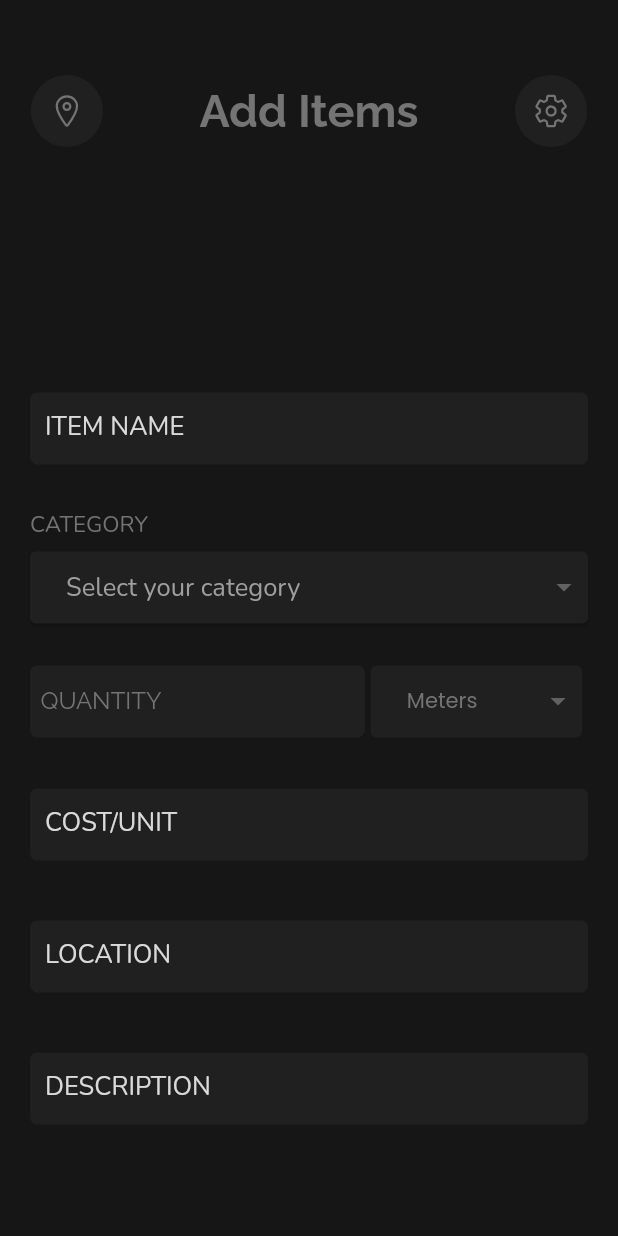
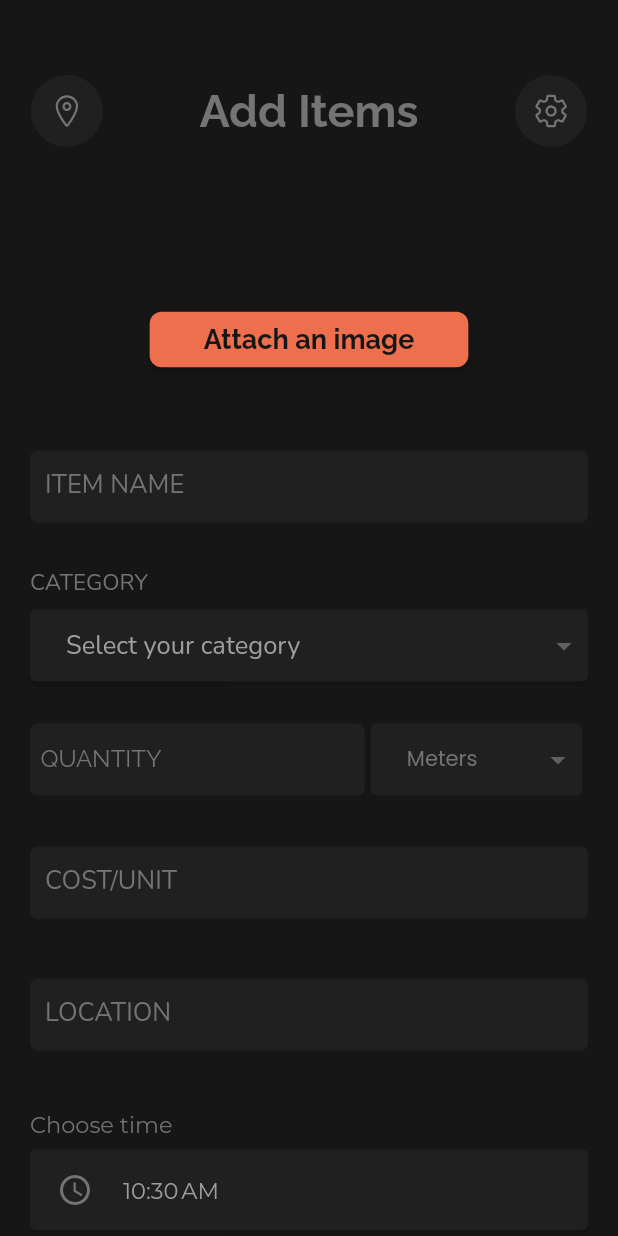
Before and after one commit to cyberwizard1001/shopblocks_flutter, a Flutter app: the AddItems screen opened directly, on a phone screen of 412 x 824 dp. Run offline on Flutter 3.47's test engine with Material 2 defaults, Android fonts, the phone set to English and light mode, and no system bars; our stand-ins replace firebase_core, flutter_svg, font_awesome_flutter, google_fonts, ionicons; missing offline and left inert: flutter_rounded_date_picker, flutter_web3; accounts and stored records are empty; network calls fail; project files that could hold a hidden picture were left out.

Commit message:
Completed add_item.dart

```diff
--- a/lib/screens/add_item.dart
+++ b/lib/screens/add_item.dart
@@ -4,6 +4,7 @@ import 'package:shopblocks_flutter/utils/custom_sliver_widget.dart';
 import 'package:shopblocks_flutter/widgets/dropdown_widget.dart';
 import 'package:shopblocks_flutter/widgets/textbox_widget.dart';
 import 'package:shopblocks_flutter/widgets/textboxwithdropdown_widget.dart';
+import 'package:shopblocks_flutter/widgets/time_picker.dart';
 import 'package:shopblocks_flutter/widgets/top_bar.dart';
 import 'package:shopblocks_flutter/utils/colors.dart' as colors;
 import 'package:shopblocks_flutter/utils/text_styles.dart' as texts;
@@ -28,12 +29,12 @@ class _AddItemsState extends State<AddItems> {
             child: Container(),
           ),
           Expanded(
-              flex: 9,
+              flex: 11,
               child: Column(
                 children: [
-                  TextButton(
+                  ElevatedButton(
                       onPressed: () {},
-                      style: TextButton.styleFrom(
+                      style: ElevatedButton.styleFrom(
                           primary: colors.primaryColor,
                           shape: RoundedRectangleBorder(
                               side: BorderSide.none,
@@ -48,7 +49,7 @@ class _AddItemsState extends State<AddItems> {
                       )),
                   const Padding(
                     padding:
-                        EdgeInsets.symmetric(horizontal: 20.0, vertical: 20.0),
+                        EdgeInsets.only(top: 50.0, left: 20.0,right: 20.0,bottom: 20.0),
                     child: TextBoxField(
                       hint: 'Enter item name here',
                       light: false,
@@ -68,8 +69,19 @@ class _AddItemsState extends State<AddItems> {
                     ], title: 'CATEGORY', hint: 'Select your category'),
                   ),
                   Padding(
-                    padding: const EdgeInsets.symmetric(horizontal: 10.0, vertical: 10.0),
-                    child: IncomeWithTypeTextField(listOfOptions: const ['Number','Grams','Kilograms','Litres','Meters'], hintText: 'Enter quantity', text: 'QUANTITY',),
+                    padding: const EdgeInsets.symmetric(
+                        horizontal: 10.0, vertical: 10.0),
+                    child: IncomeWithTypeTextField(
+                      listOfOptions: const [
+                        'Number',
+                        'Grams',
+                        'Kilograms',
+                        'Litres',
+                        'Meters'
+                      ],
+                      hintText: 'Enter quantity',
+                      text: 'QUANTITY',
+                    ),
                   ),
                   const Padding(
                     padding:
@@ -91,6 +103,12 @@ class _AddItemsState extends State<AddItems> {
                       padding: EdgeInsets.zero,
                     ),
                   ),
+                  Padding(
+                      padding: const EdgeInsets.symmetric(
+                          horizontal: 20.0, vertical: 20.0),
+                      child: TimePickerWidget(
+                        context: context,
+                      )),
                   const Padding(
                     padding:
                         EdgeInsets.symmetric(horizontal: 20.0, vertical: 20.0),
@@ -100,6 +118,20 @@ class _AddItemsState extends State<AddItems> {
                       title: 'DESCRIPTION',
                       padding: EdgeInsets.zero,
                     ),
+                  ),
+                  Padding(
+                    padding: const EdgeInsets.only(top: 100,bottom: 50),
+                    child: ElevatedButton(
+                      onPressed: () {},
+                      style: ElevatedButton.styleFrom(primary: colors.primaryColor),
+                      child: Padding(
+                        padding: const EdgeInsets.symmetric(horizontal: 20.0,vertical: 8.0),
+                        child: Text(
+                          'Add item to cart',
+                          style: texts.button,
+                        ),
+                      ),
+                    ),
                   )
                 ],
               ))
--- a/lib/widgets/textbox_widget.dart
+++ b/lib/widgets/textbox_widget.dart
@@ -50,14 +50,14 @@ class TextBoxField extends StatelessWidget {
                     style: GoogleFonts.nunito(
                         color: light
                             ? colors.lightTextBoxTextColor
-                            : colors.textBoxTextColor,
+                            : colors.primaryTextColor,
                         fontSize: 17)),
                 filled: true,
                 hintText: hint,
                 hintStyle: GoogleFonts.nunito(
                     color: light
                         ? colors.lightTextBoxTextColor
-                        : const Color(0xff8C8888)),
+                        : colors.primaryTextColor),
                 focusedBorder: OutlineInputBorder(
                     borderSide: BorderSide.none,
                     borderRadius: BorderRadius.circular(5)),
--- a/lib/widgets/time_picker.dart
+++ b/lib/widgets/time_picker.dart
@@ -10,7 +10,7 @@ class TimePickerWidget extends FormField<TimeOfDay> {
       FormFieldValidator<TimeOfDay>? validator,
       TimeOfDay? initialValue,
       required context,
-      hint = 'Please choose event time',
+      hint = 'Please choose time',
       title,
       AutovalidateMode autoValidateMode = AutovalidateMode.disabled})
       : super(
@@ -18,7 +18,7 @@ class TimePickerWidget extends FormField<TimeOfDay> {
             onSaved: onSaved,
             validator: validator ??
                 (data) {
-                  if (data == null) return "Please choose event time";
+                  if (data == null) return "Please choose time";
                   return null;
                 },
             initialValue: initialValue ?? TimeOfDay.now(),
@@ -43,7 +43,7 @@ class TimePickerWidget extends FormField<TimeOfDay> {
                             fontSize: 15, color: colors.primaryTextColor)),
                   ),
                   Card(
-                    color: colors.textBoxColor,
+                    color: colors.accentColor,
                     margin: const EdgeInsets.only(bottom: 4),
                     child: InkWell(
                       onTap: () async {
@@ -55,12 +55,12 @@ class TimePickerWidget extends FormField<TimeOfDay> {
                               data: Theme.of(context).copyWith(
                                 // This uses the _timePickerTheme defined above
                                 timePickerTheme: TimePickerThemeData(
-                                  backgroundColor: colors.cardColor,
-                                  hourMinuteColor: colors.textBoxColor,
+                                  backgroundColor: colors.scaffoldColor,
+                                  hourMinuteColor: colors.accentColor,
                                   hourMinuteTextColor: colors.primaryTextColor,
                                   dayPeriodTextColor: colors.primaryTextColor,
                                   dialTextColor: colors.primaryTextColor,
-                                  dialHandColor: colors.scaffoldColor,
+                                  dialHandColor: colors.primaryColor,
                                   entryModeIconColor: colors.primaryTextColor,
                                   helpTextStyle: GoogleFonts.raleway(
                                       color: colors.primaryTextColor,
```
